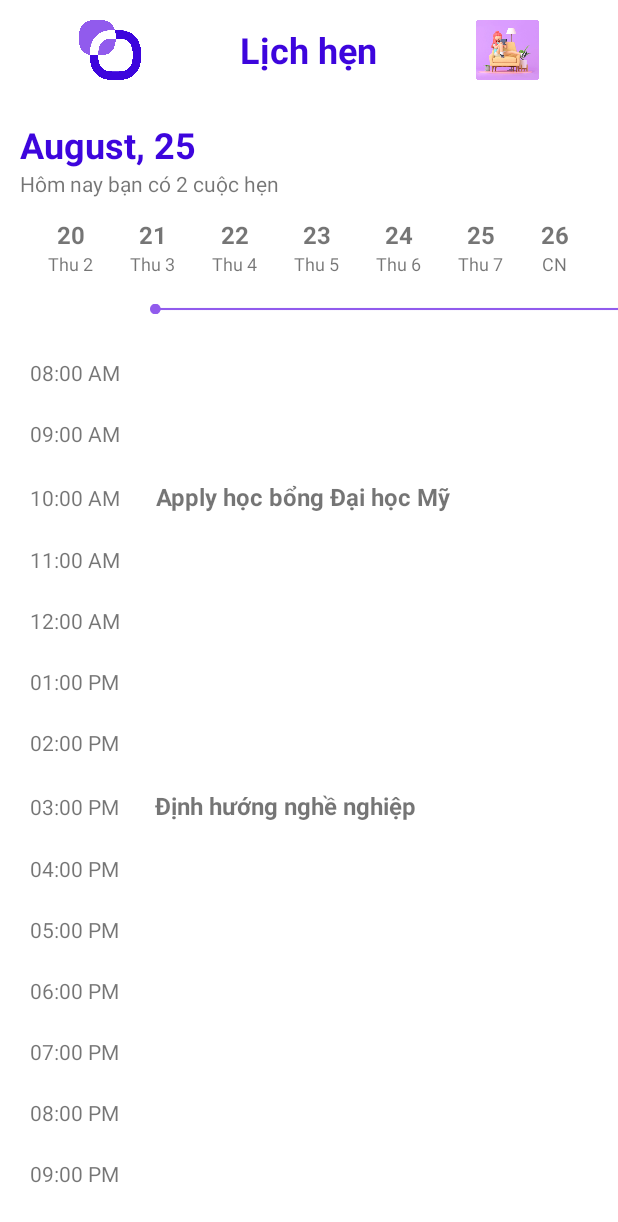
After one commit to kreazyme/Mentorship, an Android app: the layout calendar_screen.xml on its own in the app's theme, with its tools: preview values and no code run, on a phone screen of 412 x 824 dp. The commit adds this screen. Shown: the top 1222 px of the screen. Run offline under Robolectric (Android 15) with nearby library versions, the phone set to English and light mode, and no system bars.

Commit message:
add calendar UI

```diff
--- /dev/null
+++ b/app/src/main/res/layout/calendar_screen.xml
@@ -0,0 +1,384 @@
+<?xml version="1.0" encoding="utf-8"?>
+<LinearLayout xmlns:android="http://schemas.android.com/apk/res/android"
+    android:layout_width="match_parent"
+    android:orientation="vertical"
+    android:layout_height="match_parent">
+<LinearLayout
+    android:layout_width="match_parent"
+    android:paddingHorizontal="20px"
+    android:orientation="horizontal"
+    android:gravity="fill_horizontal"
+    android:layout_gravity="center_horizontal"
+    android:layout_height="100px">
+    <ImageView
+        android:layout_width="100px"
+        android:paddingVertical="20px"
+        android:src="@drawable/app_logo"
+        android:layout_weight="1"
+        android:layout_height="100px"/>
+    <TextView
+        android:layout_width="wrap_content"
+        android:text="Lịch hẹn"
+        android:textStyle="bold"
+        android:textSize="24sp"
+        android:gravity="center"
+        android:layout_gravity="center"
+        android:textColor="@color/maincolor"
+        android:layout_weight="1"
+        android:layout_height="wrap_content"/>
+    <ImageView
+        android:layout_width="100px"
+        android:paddingVertical="20px"
+        android:layout_gravity="end"
+        android:layout_weight="1"
+        android:src="@drawable/logo"
+        android:layout_height="100px"/>
+</LinearLayout>
+    <LinearLayout
+        android:layout_width="wrap_content"
+        android:padding="20px"
+        android:orientation="vertical"
+        android:layout_height="wrap_content">
+        <TextView
+            android:layout_width="wrap_content"
+            android:text="August, 25"
+            android:textSize="24sp"
+            android:textStyle="bold"
+            android:textColor="@color/maincolor"
+            android:layout_height="wrap_content"/>
+        <TextView
+            android:layout_width="wrap_content"
+            android:layout_height="wrap_content"
+            android:text="Hôm nay bạn có 2 cuộc hẹn"/>
+    </LinearLayout>
+    <LinearLayout
+        android:layout_width="match_parent"
+        android:paddingHorizontal="30px"
+        android:layout_height="wrap_content">
+        <LinearLayout
+            android:layout_width="wrap_content"
+            android:orientation="vertical"
+            android:layout_weight="1"
+            android:layout_height="wrap_content">
+            <TextView
+                android:layout_width="wrap_content"
+                android:text="20"
+                android:layout_gravity="center"
+                android:textStyle="bold"
+                android:textSize="16sp"
+                android:layout_height="wrap_content"/>
+            <TextView
+                android:layout_width="wrap_content"
+                android:text="Thu 2"
+                android:textSize="12sp"
+                android:layout_gravity="center"
+                android:layout_height="wrap_content"/>
+        </LinearLayout>
+        <LinearLayout
+            android:layout_width="wrap_content"
+            android:orientation="vertical"
+            android:layout_weight="1"
+            android:layout_height="wrap_content">
+            <TextView
+                android:layout_width="wrap_content"
+                android:text="21"
+                android:textStyle="bold"
+                android:layout_gravity="center"
+                android:textSize="16sp"
+                android:layout_height="wrap_content"/>
+            <TextView
+                android:layout_width="wrap_content"
+                android:text="Thu 3"
+                android:textSize="12sp"
+                android:layout_gravity="center"
+                android:layout_height="wrap_content"/>
+        </LinearLayout>
+        <LinearLayout
+            android:layout_width="wrap_content"
+            android:orientation="vertical"
+            android:layout_weight="1"
+            android:layout_height="wrap_content">
+            <TextView
+                android:layout_width="wrap_content"
+                android:text="22"
+                android:layout_gravity="center"
+                android:textStyle="bold"
+                android:textSize="16sp"
+                android:layout_height="wrap_content"/>
+            <TextView
+                android:layout_width="wrap_content"
+                android:text="Thu 4"
+                android:textSize="12sp"
+                android:layout_gravity="center"
+                android:layout_height="wrap_content"/>
+        </LinearLayout>
+        <LinearLayout
+            android:layout_width="wrap_content"
+            android:orientation="vertical"
+            android:layout_weight="1"
+            android:layout_height="wrap_content">
+            <TextView
+                android:layout_width="wrap_content"
+                android:text="23"
+                android:layout_gravity="center"
+                android:textStyle="bold"
+                android:textSize="16sp"
+                android:layout_height="wrap_content"/>
+            <TextView
+                android:layout_width="wrap_content"
+                android:text="Thu 5"
+                android:textSize="12sp"
+                android:layout_gravity="center"
+                android:layout_height="wrap_content"/>
+        </LinearLayout>
+        <LinearLayout
+            android:layout_width="wrap_content"
+            android:orientation="vertical"
+            android:layout_weight="1"
+            android:layout_height="wrap_content">
+            <TextView
+                android:layout_width="wrap_content"
+                android:text="24"
+                android:layout_gravity="center"
+                android:textStyle="bold"
+                android:textSize="16sp"
+                android:layout_height="wrap_content"/>
+            <TextView
+                android:layout_width="wrap_content"
+                android:text="Thu 6"
+                android:textSize="12sp"
+                android:layout_gravity="center"
+                android:layout_height="wrap_content"/>
+        </LinearLayout>
+        <LinearLayout
+            android:layout_width="wrap_content"
+            android:orientation="vertical"
+            android:layout_weight="1"
+            android:layout_height="wrap_content">
+            <TextView
+                android:layout_width="wrap_content"
+                android:text="25"
+                android:textStyle="bold"
+                android:layout_gravity="center"
+                android:textSize="16sp"
+                android:layout_height="wrap_content"/>
+            <TextView
+                android:layout_width="wrap_content"
+                android:text="Thu 7"
+                android:textSize="12sp"
+                android:layout_gravity="center"
+                android:layout_height="wrap_content"/>
+        </LinearLayout>
+        <LinearLayout
+            android:layout_width="wrap_content"
+            android:orientation="vertical"
+            android:layout_weight="1"
+            android:layout_height="wrap_content">
+            <TextView
+                android:layout_width="wrap_content"
+                android:text="26"
+                android:layout_gravity="center"
+                android:textSize="16sp"
+                android:textStyle="bold"
+                android:layout_height="wrap_content"/>
+            <TextView
+                android:layout_width="wrap_content"
+                android:text="CN"
+                android:textSize="12sp"
+                android:layout_gravity="center"
+                android:layout_height="wrap_content"/>
+        </LinearLayout>
+    </LinearLayout>
+    <ImageView
+        android:layout_width="wrap_content"
+        android:paddingVertical="12dp"
+        android:paddingLeft="100dp"
+        android:src="@drawable/vertical_dot_line"
+        android:layout_height="wrap_content"/>
+    <ScrollView
+        android:layout_width="match_parent"
+        android:layout_height="wrap_content">
+    <LinearLayout
+        android:layout_width="match_parent"
+        android:orientation="vertical"
+        android:paddingHorizontal="10px"
+        android:layout_height="wrap_content">
+        <LinearLayout
+            android:layout_width="match_parent"
+            android:paddingVertical="16px"
+            android:layout_height="wrap_content">
+            <TextView
+                android:layout_width="wrap_content"
+                android:paddingHorizontal="20px"
+                android:textSize="14sp"
+                android:layout_height="wrap_content"
+                android:text="08:00 AM"
+                />
+        </LinearLayout>
+        <LinearLayout
+            android:layout_width="match_parent"
+            android:paddingVertical="16px"
+            android:layout_height="wrap_content">
+            <TextView
+                android:layout_width="wrap_content"
+                android:paddingHorizontal="20px"
+                android:textSize="14sp"
+                android:layout_height="wrap_content"
+                android:text="09:00 AM"
+                />
+        </LinearLayout>
+        <LinearLayout
+            android:layout_width="match_parent"
+            android:paddingVertical="16px"
+            android:layout_height="wrap_content">
+            <TextView
+                android:layout_width="wrap_content"
+                android:paddingHorizontal="20px"
+                android:textSize="14sp"
+                android:layout_height="wrap_content"
+                android:text="10:00 AM"
+                />
+            <TextView
+                android:layout_width="wrap_content"
+                android:textSize="16sp"
+                android:paddingLeft="16px"
+                android:textStyle="bold"
+                android:text="Apply học bổng Đại học Mỹ"
+                android:layout_height="wrap_content"/>
+        </LinearLayout>
+        <LinearLayout
+            android:layout_width="match_parent"
+            android:paddingVertical="16px"
+            android:layout_height="wrap_content">
+            <TextView
+                android:layout_width="wrap_content"
+                android:paddingHorizontal="20px"
+                android:textSize="14sp"
+                android:layout_height="wrap_content"
+                android:text="11:00 AM"
+                />
+        </LinearLayout>
+        <LinearLayout
+            android:layout_width="match_parent"
+            android:paddingVertical="16px"
+            android:layout_height="wrap_content">
+            <TextView
+                android:layout_width="wrap_content"
+                android:paddingHorizontal="20px"
+                android:textSize="14sp"
+                android:layout_height="wrap_content"
+                android:text="12:00 AM"
+                />
+        </LinearLayout>
+        <LinearLayout
+            android:layout_width="match_parent"
+            android:paddingVertical="16px"
+            android:layout_height="wrap_content">
+            <TextView
+                android:layout_width="wrap_content"
+                android:paddingHorizontal="20px"
+                android:textSize="14sp"
+                android:layout_height="wrap_content"
+                android:text="01:00 PM"
+                />
+        </LinearLayout>
+        <LinearLayout
+            android:layout_width="match_parent"
+            android:paddingVertical="16px"
+            android:layout_height="wrap_content">
+            <TextView
+                android:layout_width="wrap_content"
+                android:paddingHorizontal="20px"
+                android:textSize="14sp"
+                android:layout_height="wrap_content"
+                android:text="02:00 PM"
+                />
+        </LinearLayout><LinearLayout
+        android:layout_width="match_parent"
+        android:paddingVertical="16px"
+        android:layout_height="wrap_content">
+        <TextView
+            android:layout_width="wrap_content"
+            android:paddingHorizontal="20px"
+            android:textSize="14sp"
+            android:layout_height="wrap_content"
+            android:text="03:00 PM"
+            />
+        <TextView
+            android:layout_width="wrap_content"
+            android:textSize="16sp"
+            android:paddingLeft="16px"
+            android:textStyle="bold"
+            android:text="Định hướng nghề nghiệp"
+            android:layout_height="wrap_content"/>
+    </LinearLayout><LinearLayout
+        android:layout_width="match_parent"
+        android:paddingVertical="16px"
+        android:layout_height="wrap_content">
+        <TextView
+            android:layout_width="wrap_content"
+            android:paddingHorizontal="20px"
+            android:textSize="14sp"
+            android:layout_height="wrap_content"
+            android:text="04:00 PM"
+            />
+    </LinearLayout><LinearLayout
+        android:layout_width="match_parent"
+        android:paddingVertical="16px"
+        android:layout_height="wrap_content">
+        <TextView
+            android:layout_width="wrap_content"
+            android:paddingHorizontal="20px"
+            android:textSize="14sp"
+            android:layout_height="wrap_content"
+            android:text="05:00 PM"
+            />
+    </LinearLayout><LinearLayout
+        android:layout_width="match_parent"
+        android:paddingVertical="16px"
+        android:layout_height="wrap_content">
+        <TextView
+            android:layout_width="wrap_content"
+            android:paddingHorizontal="20px"
+            android:textSize="14sp"
+            android:layout_height="wrap_content"
+            android:text="06:00 PM"
+            />
+    </LinearLayout><LinearLayout
+        android:layout_width="match_parent"
+        android:paddingVertical="16px"
+        android:layout_height="wrap_content">
+        <TextView
+            android:layout_width="wrap_content"
+            android:paddingHorizontal="20px"
+            android:textSize="14sp"
+            android:layout_height="wrap_content"
+            android:text="07:00 PM"
+            />
+    </LinearLayout><LinearLayout
+        android:layout_width="match_parent"
+        android:paddingVertical="16px"
+        android:layout_height="wrap_content">
+        <TextView
+            android:layout_width="wrap_content"
+            android:paddingHorizontal="20px"
+            android:textSize="14sp"
+            android:layout_height="wrap_content"
+            android:text="08:00 PM"
+            />
+    </LinearLayout><LinearLayout
+        android:layout_width="match_parent"
+        android:paddingVertical="16px"
+        android:layout_height="wrap_content">
+        <TextView
+            android:layout_width="wrap_content"
+            android:paddingHorizontal="20px"
+            android:textSize="14sp"
+            android:layout_height="wrap_content"
+            android:text="09:00 PM"
+            />
+    </LinearLayout>
+
+    </LinearLayout>
+    </ScrollView>
+</LinearLayout>
--- a/app/src/main/res/values/colors.xml
+++ b/app/src/main/res/values/colors.xml
@@ -14,4 +14,5 @@
     <color name="graytext">#797979</color>
     <color name="graybold">#393939</color>
     <color name="green">#22AE41</color>
+    <color name="maincolor">#3D05DD</color>
 </resources>
```
Also changed, not shown: app/src/main/res/drawable/app_logo.png (added), app/src/main/res/drawable/calendar_background.png (added), app/src/main/res/drawable/calendar_bg.png (added), app/src/main/res/drawable/vertical_dot_line.png (added).
